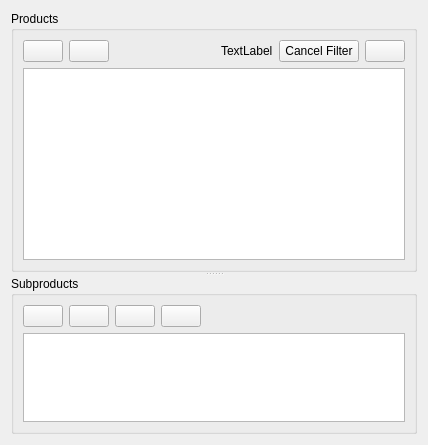
Above: widgets/products/products.ui from thelastpolaris/Loreley before the change. Below: the same form after it.
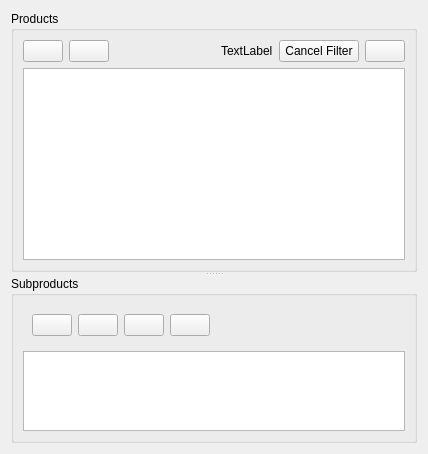
That is the form after the change. Icons and pictures are not drawn.

Diff of the .ui file:
```diff
--- a/widgets/products/products.ui
+++ b/widgets/products/products.ui
@@ -7,7 +7,7 @@
     <x>0</x>
     <y>0</y>
     <width>428</width>
-    <height>445</height>
+    <height>454</height>
    </rect>
   </property>
   <property name="windowTitle">
@@ -164,6 +164,10 @@
         </widget>
        </item>
        <item row="0" column="0">
+        <widget class="QWidget" name="subProductsButtons_2" native="true">
+         <property name="enabled">
+          <bool>true</bool>
+         </property>
         <layout class="QHBoxLayout" name="subProductsButtons">
          <property name="sizeConstraint">
           <enum>QLayout::SetDefaultConstraint</enum>
@@ -274,6 +278,7 @@
           </spacer>
          </item>
         </layout>
+        </widget>
        </item>
       </layout>
      </widget>
```
Lines whose indentation alone changed are shown as unchanged.
